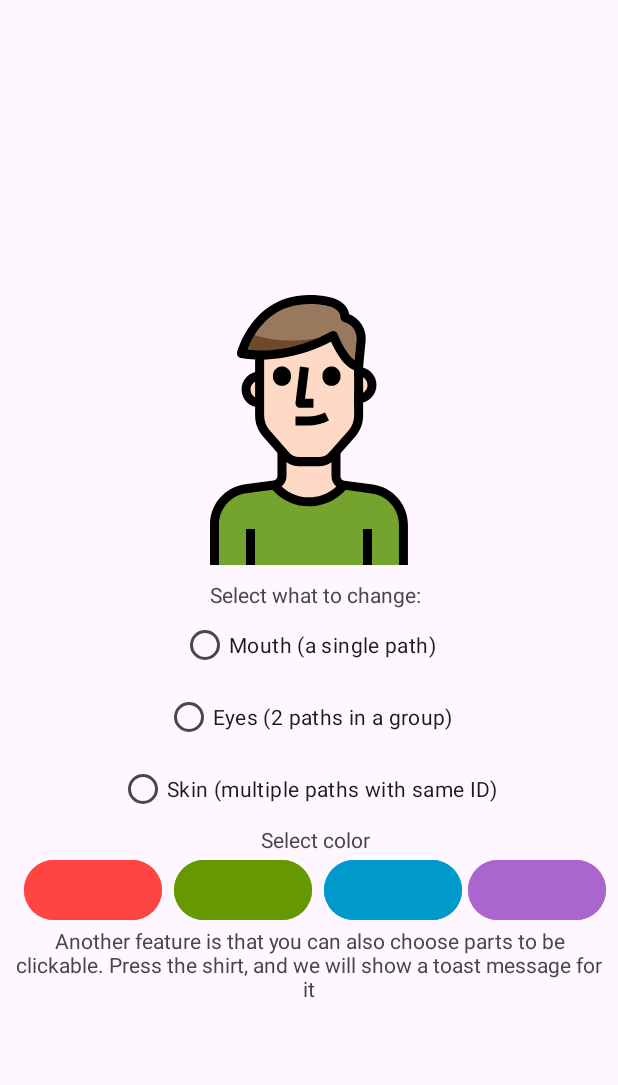
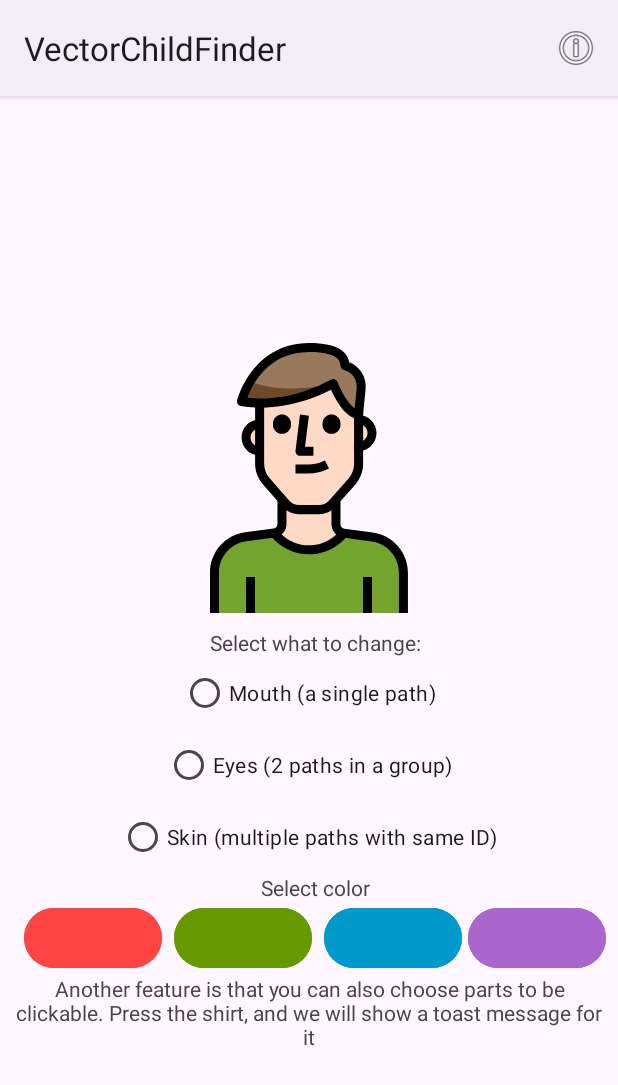
Before and after one commit to AndroidDeveloperLB/VectorChildFinder, an Android app: the screen it shows after launch (MainActivity), on a phone screen of 412 x 824 dp. Shown: the top 1085 px of the screen. Run offline under Robolectric (Android 15) with nearby library versions, the phone set to English and light mode, and no system bars.

Commit message:
Updated sample

```diff
--- a/app/src/main/java/com/lb/vector_child_finder_sample/MainActivity.kt
+++ b/app/src/main/java/com/lb/vector_child_finder_sample/MainActivity.kt
@@ -54,6 +54,7 @@ class MainActivity : AppCompatActivity() {
         binding.blueColorButton.setOnClickListener {
             colorize(android.R.color.holo_blue_dark)
         }
+
     }
 
     private fun colorize(@ColorRes colorResId: Int) {
--- a/app/src/main/res/values-night/themes.xml
+++ b/app/src/main/res/values-night/themes.xml
@@ -1,6 +1,6 @@
 <resources xmlns:tools="http://schemas.android.com/tools">
     <!-- Base application theme. -->
-    <style name="Base.Theme.VectorChildFinder" parent="Theme.Material3.DayNight.NoActionBar">
+    <style name="Base.Theme.VectorChildFinder" parent="Theme.Material3.DayNight">
         <!-- Customize your dark theme here. -->
         <!-- <item name="colorPrimary">@color/my_dark_primary</item> -->
     </style>
--- a/app/src/main/res/values/themes.xml
+++ b/app/src/main/res/values/themes.xml
@@ -1,6 +1,6 @@
 <resources xmlns:tools="http://schemas.android.com/tools">
     <!-- Base application theme. -->
-    <style name="Base.Theme.VectorChildFinder" parent="Theme.Material3.DayNight.NoActionBar">
+    <style name="Base.Theme.VectorChildFinder" parent="Theme.Material3.DayNight">
         <!-- Customize your light theme here. -->
         <!-- <item name="colorPrimary">@color/my_light_primary</item> -->
     </style>
```
